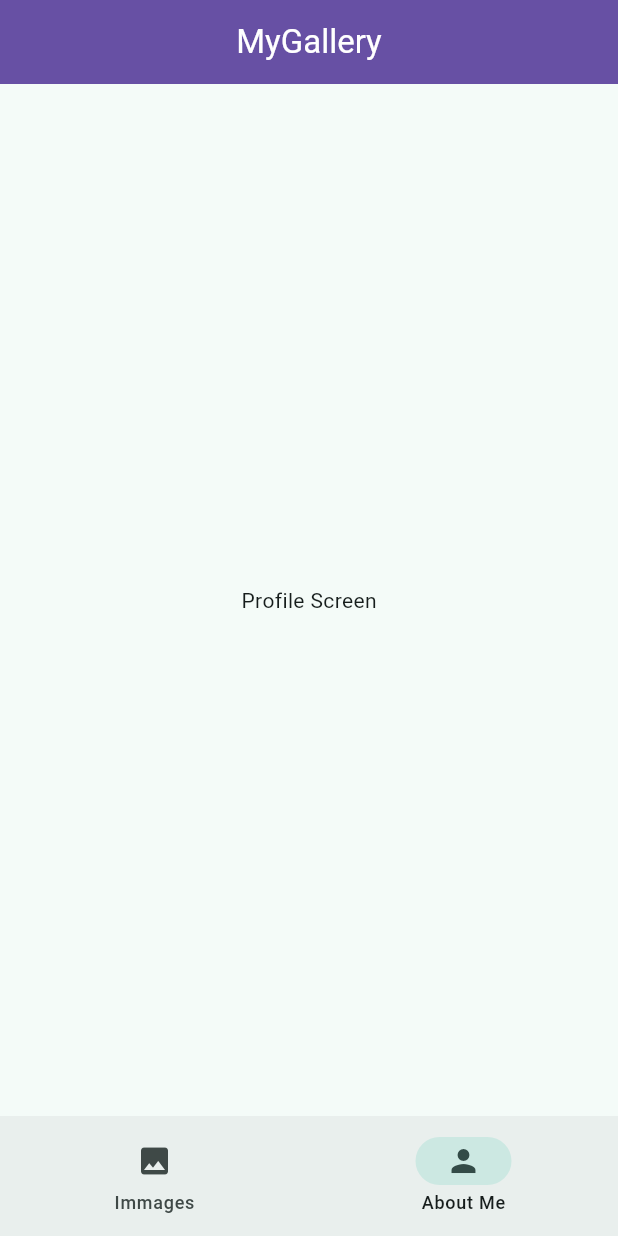
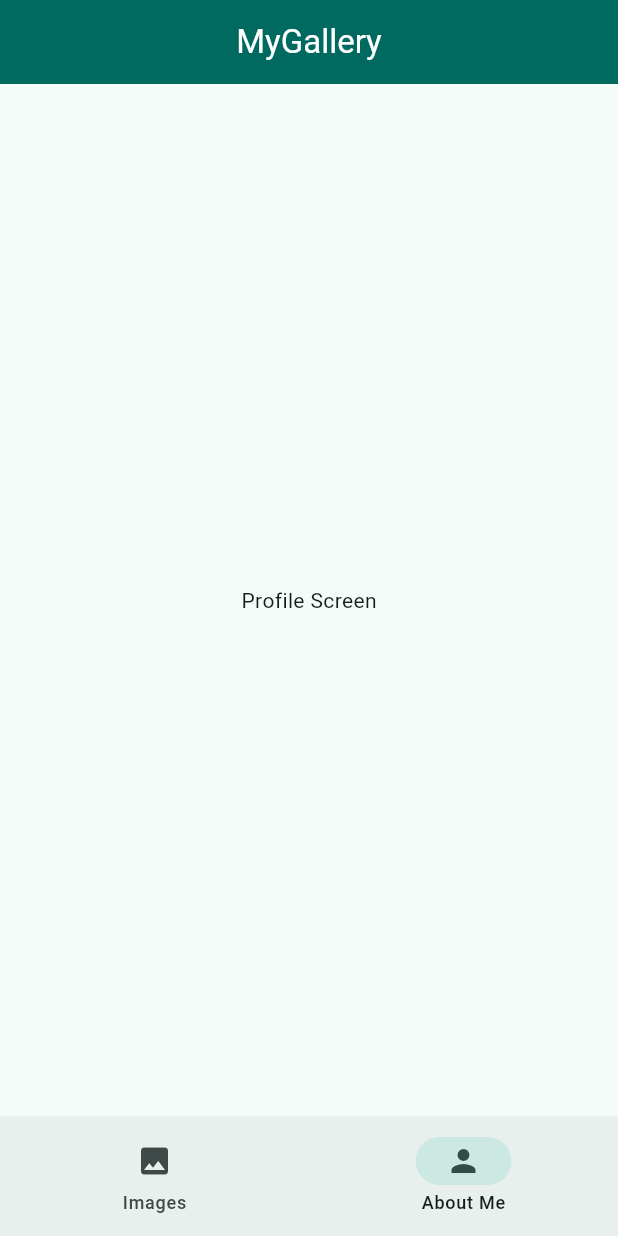
Before and after one commit to JLangbein/my_gallery, a Flutter app: the screen it shows after launch, item 2 of the bottom bar chosen, on a phone screen of 412 x 824 dp. Run offline on Flutter 3.47's test engine with Material 3 defaults, Android fonts, the phone set to English and light mode, and no system bars.

```diff
--- a/lib/main_app.dart
+++ b/lib/main_app.dart
@@ -16,10 +16,15 @@ class _MainAppState extends State<MainApp> {
 
   @override
   Widget build(BuildContext context) {
+    var colorScheme2 = ColorScheme.fromSeed(seedColor: Colors.teal);
     return MaterialApp(
       debugShowCheckedModeBanner: false,
       theme: ThemeData(
-        colorScheme: ColorScheme.fromSeed(seedColor: Colors.teal),
+        colorScheme: colorScheme2,
+        appBarTheme: AppBarTheme(
+          backgroundColor: colorScheme2.primary,
+          foregroundColor: colorScheme2.onPrimary
+        ),
       ),
       home: Scaffold(
         appBar: AppBar(
@@ -31,12 +36,15 @@ class _MainAppState extends State<MainApp> {
               color: Theme.of(context).colorScheme.onPrimary,
             ),
           ),
-          backgroundColor: Theme.of(context).colorScheme.primary,
+         // backgroundColor: Theme.of(context).colorScheme.primary,
         ),
         bottomNavigationBar: NavigationBar(
           destinations: [
-            NavigationDestination(icon: Icon(Icons.image), label: 'Immages'),
-            NavigationDestination(icon: Icon(Icons.person), label: 'About Me'),
+            NavigationDestination(icon: Icon(Icons.image), label: 'Images'),
+            NavigationDestination(
+              icon: Icon(Icons.person),
+              label: 'About Me',
+            ),
           ],
           selectedIndex: _currentIndex,
           onDestinationSelected: (int index) {
```
Also changed, not shown: lib/gallery_screen.dart (+15 -2 lines), lib/image_gallery_card.dart (+24 -16 lines).
